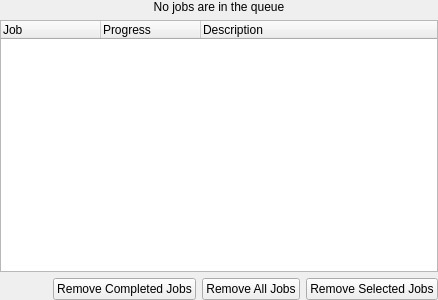
Before: the Qt Designer form jobque.ui in KDE/kaudiocreator, drawn with Qt 5.
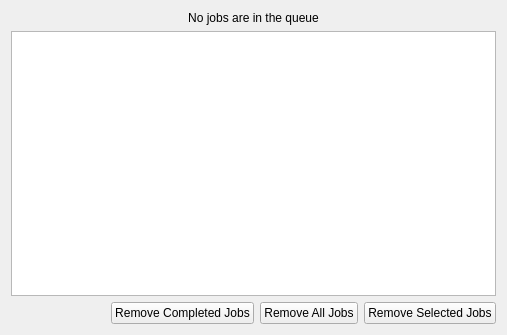
After: the same form once the commit is applied.

Commit message: move jobque to Model/View (WIP)

What changed in the file:
```diff
--- a/jobque.ui
+++ b/jobque.ui
@@ -1,30 +1,18 @@
 <ui version="4.0" >
  <class>JobQue</class>
- <widget class="QWidget" name="JobQue" >
-  <property name="geometry" >
+ <widget class="QWidget" name="JobQue">
+  <property name="geometry">
    <rect>
     <x>0</x>
     <y>0</y>
-    <width>438</width>
-    <height>300</height>
+    <width>507</width>
+    <height>335</height>
    </rect>
   </property>
-  <layout class="QVBoxLayout" >
-   <property name="leftMargin" >
-    <number>0</number>
-   </property>
-   <property name="topMargin" >
-    <number>0</number>
-   </property>
-   <property name="rightMargin" >
-    <number>0</number>
-   </property>
-   <property name="bottomMargin" >
-    <number>0</number>
-   </property>
-   <item>
-    <widget class="QLabel" name="queLabel" >
-     <property name="text" >
+  <layout class="QGridLayout" name="gridLayout">
+   <item row="0" column="0">
+    <widget class="QLabel" name="queLabel">
+     <property name="text">
       <string>No jobs are in the queue</string>
      </property>
      <property name="alignment" >
@@ -35,39 +23,30 @@
      </property>
     </widget>
    </item>
-   <item>
-    <widget class="QTreeWidget" name="todoQue" >
-     <property name="rootIsDecorated" >
+   <item row="1" column="0">
+    <widget class="QTreeView" name="jobView">
+     <property name="showDropIndicator" stdset="0">
       <bool>false</bool>
      </property>
-     <property name="itemsExpandable" >
+     <property name="selectionMode">
+      <enum>QAbstractItemView::ExtendedSelection</enum>
+     </property>
+     <property name="indentation">
+      <number>0</number>
+     </property>
+     <property name="rootIsDecorated">
       <bool>false</bool>
      </property>
      <property name="allColumnsShowFocus" >
       <bool>true</bool>
      </property>
-     <property name="columnCount" >
-      <number>3</number>
+     <property name="expandsOnDoubleClick">
+      <bool>false</bool>
      </property>
-     <column>
-      <property name="text" >
-       <string>Job</string>
-      </property>
-     </column>
-     <column>
-      <property name="text" >
-       <string>Progress</string>
-      </property>
-     </column>
-     <column>
-      <property name="text" >
-       <string>Description</string>
-      </property>
-     </column>
     </widget>
    </item>
-   <item>
-    <layout class="QHBoxLayout" >
+   <item row="2" column="0">
+    <layout class="QHBoxLayout">
      <item>
       <spacer>
        <property name="orientation" >
@@ -85,22 +64,22 @@
       </spacer>
      </item>
      <item>
-      <widget class="QPushButton" name="removeDoneJobs" >
-       <property name="text" >
+      <widget class="QPushButton" name="removeDoneJobs">
+       <property name="text">
         <string>Remove Completed Jobs</string>
        </property>
       </widget>
      </item>
      <item>
-      <widget class="QPushButton" name="removeAll" >
-       <property name="text" >
+      <widget class="QPushButton" name="removeAll">
+       <property name="text">
         <string>Remove All Jobs</string>
        </property>
       </widget>
      </item>
      <item>
-      <widget class="QPushButton" name="removeSelected" >
-       <property name="text" >
+      <widget class="QPushButton" name="removeSelected">
+       <property name="text">
         <string>Remove Selected Jobs</string>
        </property>
       </widget>
@@ -109,7 +88,7 @@
    </item>
   </layout>
  </widget>
- <layoutdefault spacing="6" margin="11" />
+ <layoutdefault spacing="6" margin="11"/>
  <pixmapfunction>qPixmapFromMimeSource</pixmapfunction>
  <tabstops>
   <tabstop>removeDoneJobs</tabstop>
```
Left out of the diff: 17 changed lines with no effect on the pictures. The commit also changes 5 other files.
